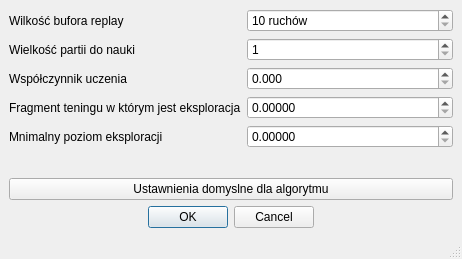
The window that templatki/DQNSzczegolyTemplatkaNowa.ui (vatrasar/licencjat) describes before a commit, drawn with Qt 5.
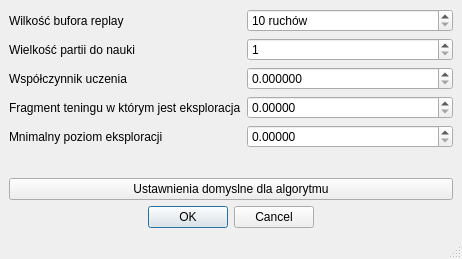
The same window after the commit.

```diff
--- a/templatki/DQNSzczegolyTemplatkaNowa.ui
+++ b/templatki/DQNSzczegolyTemplatkaNowa.ui
@@ -64,7 +64,7 @@
       <item row="2" column="1">
        <widget class="QDoubleSpinBox" name="learning_rate_spin">
         <property name="decimals">
-         <number>3</number>
+         <number>6</number>
         </property>
         <property name="minimum">
          <double>0.000000000000000</double>
```
